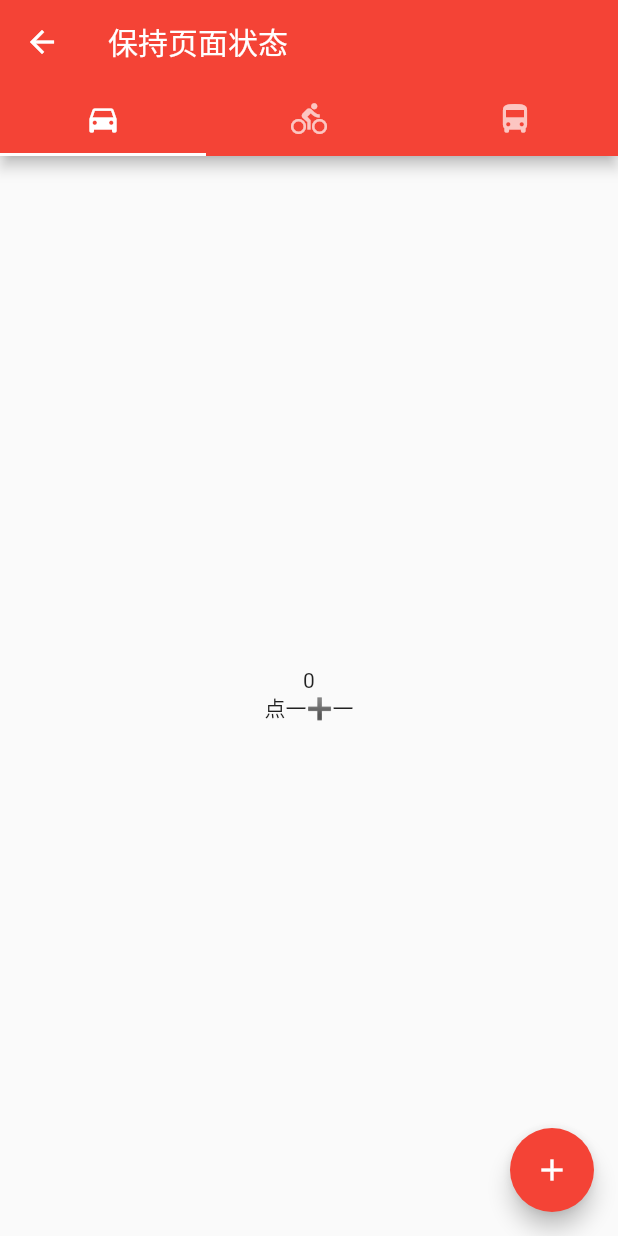
After one commit to IvanYue/FlutterWidgetDemo, a Flutter app: the screen it shows after launch, after a tap on "保持页面状态", on a phone screen of 412 x 824 dp. The commit adds this screen. Run offline on Flutter 3.47's test engine with Material 2 defaults, Android fonts, the phone set to English and light mode, and no system bars; network calls fail.

Commit message:
页面跳转动画' 毛玻璃效果' 保持页面状态' 搜索条' 简单流式布局', 系统自带开合控件

```diff
--- /dev/null
+++ b/lib/keep_alive_demo.dart
@@ -0,0 +1,101 @@
+import 'package:flutter/material.dart';
+
+class KeepAliveWidget extends StatefulWidget {
+  KeepAliveWidget({Key key}) : super(key: key);
+
+  @override
+  _KeepAliveWidgetState createState() => _KeepAliveWidgetState();
+}
+/*
+with是dart的关键字，意思是混入的意思，
+就是说可以将一个或者多个类的功能添加到自己的类无需继承这些类，避免多重继承导致的问题。
+SingleTickerProviderStateMixin 主要是我们初始化TabController时，
+需要用到vsync ，垂直属性，然后传递this
+*/
+class _KeepAliveWidgetState extends State<KeepAliveWidget> with SingleTickerProviderStateMixin {
+  TabController _controller;
+
+  //重写初始化和销毁方法
+  @override
+  void initState() {
+    _controller = TabController(length: 3, vsync: this);
+    super.initState();
+  }
+
+  @override//重写被释放的方法，只释放TabController
+  void dispose() {
+    _controller.dispose();
+    super.dispose();
+  }
+
+  @override
+  Widget build(BuildContext context) {
+    return Scaffold(
+       appBar: AppBar(
+         title:Text('保持页面状态'),
+         bottom: TabBar(
+           controller: _controller,
+           tabs:[
+             Tab(icon: Icon(Icons.directions_car)),
+             Tab(icon: Icon(Icons.directions_bike),),
+             Tab(icon: Icon(Icons.directions_bus),)
+           ],
+         ),
+       ),
+       body: TabBarView(
+         children: <Widget>[
+            DemoPage(),
+            DemoPage(),
+            DemoPage()
+         ],
+         controller: _controller,
+       ),
+    );
+  }
+}
+
+class DemoPage extends StatefulWidget {
+  DemoPage({Key key}) : super(key: key);
+
+  @override
+  _DemoPageState createState() => _DemoPageState();
+}
+
+//AutomaticKeepAliveClientMixin : 切换tab后保留tab的状态，避免initState方法重复调用
+class _DemoPageState extends State<DemoPage> with AutomaticKeepAliveClientMixin{
+
+ int _count = 0;
+
+ @override//AutomaticKeepAliveClientMixin 需要重写此方法。否则报错
+  bool get wantKeepAlive => true;
+
+@override
+  void initState() {
+    print('initState');
+    super.initState();
+  }
+  @override
+  Widget build(BuildContext context) {
+    super.build(context);//AutomaticKeepAliveClientMixin 必须实现
+    return Scaffold(
+       body: Center(
+         child: Column(
+           mainAxisAlignment:MainAxisAlignment.center,
+           mainAxisSize: MainAxisSize.min,
+           children: <Widget>[
+             Text('$_count'),
+              Text('点一➕一')
+           ],
+         ),
+       ),
+       floatingActionButton: FloatingActionButton(
+         onPressed: (){
+           setState(() {
+             _count ++;
+           });
+         },
+         child: Icon(Icons.add,color:Colors.white),
+         ),
+    );
+  }
+}
```
Also changed, not shown: lib/custom_frost_widget.dart (added, +53 -0 lines), lib/custom_navigationPush_animation.dart (added, +150 -0 lines), lib/custom_search_widget.dart (added, +110 -0 lines), lib/custom_wrap_widget.dart (added, +72 -0 lines), lib/main.dart (+14 -7 lines), lib/sys_expansionList_demo.dart (added, +24 -0 lines), lib/sys_expansion_tile_demo.dart (added, +33 -0 lines), 1 other file.
